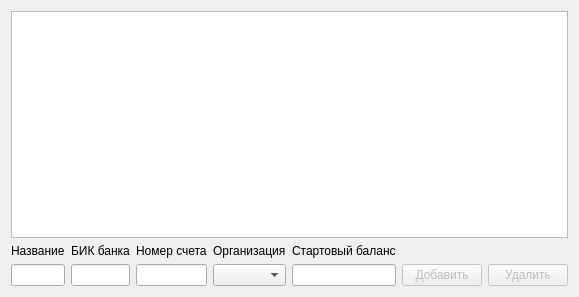
Qt form class_rss_form.ui (berserk24/finance) before a commit.
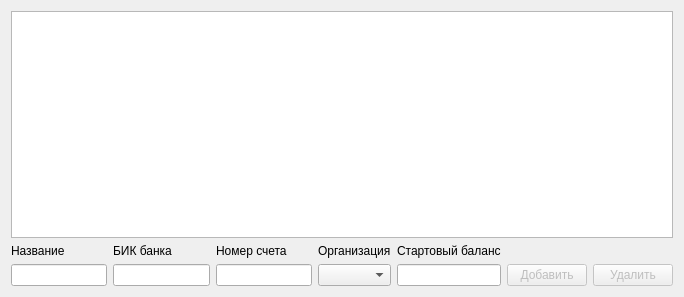
The same form after that commit.

What changed in the file:
```diff
--- a/class_rss_form.ui
+++ b/class_rss_form.ui
@@ -9,7 +9,7 @@
    <rect>
     <x>0</x>
     <y>0</y>
-    <width>549</width>
+    <width>684</width>
     <height>297</height>
    </rect>
   </property>
```
Left out of the diff: 2 changed lines with no effect on the pictures.
